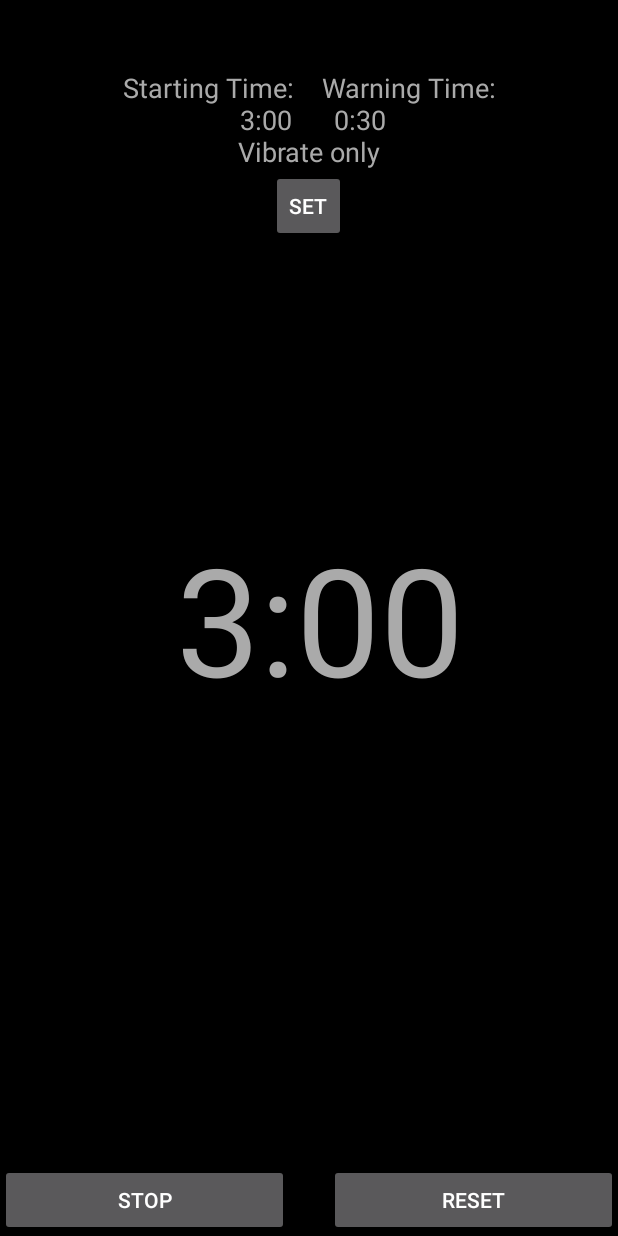
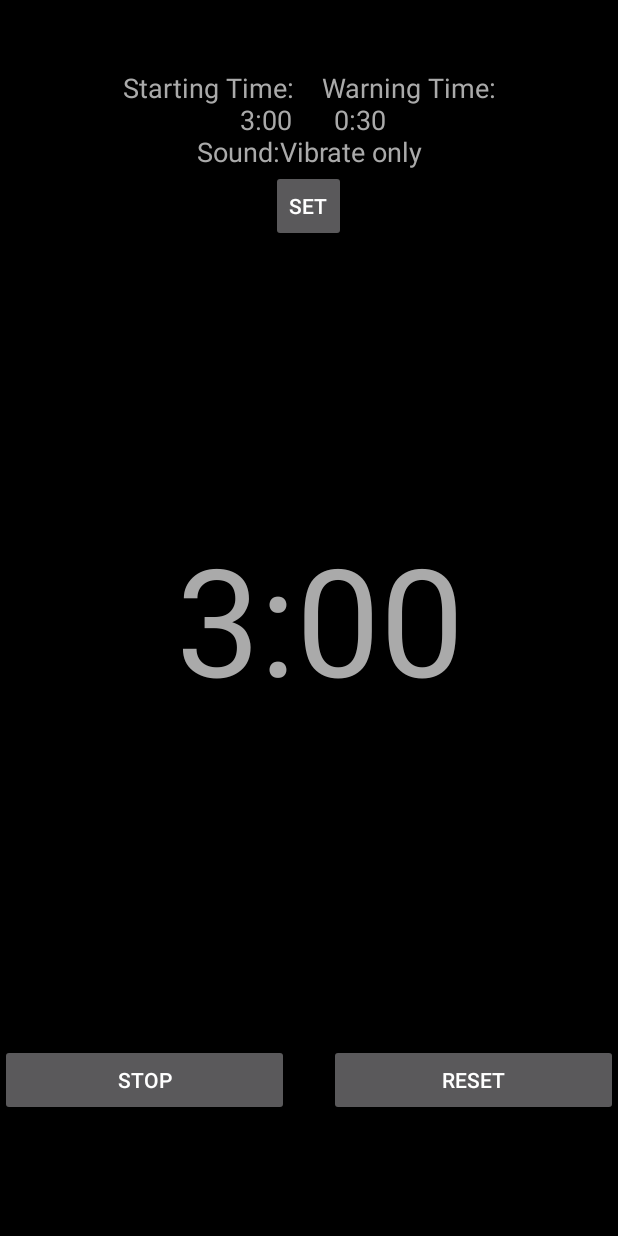
Before and after one commit to cdtoews/MyTimer, an Android app: the TimerActivity screen opened directly, with no data from a screen before it, after a tap on "START", on a phone screen of 412 x 824 dp. Run offline under Robolectric (Android 15) with nearby library versions, the phone set to English and light mode, and no system bars; 4 statements that could not run were skipped.

Commit message:
ctoews: minor cosmetic fixes

```diff
--- a/app/build.gradle
+++ b/app/build.gradle
@@ -13,8 +13,8 @@ android {
         applicationId "com.toews.example.mytimer"
         minSdkVersion 15
         targetSdkVersion 23
-        versionCode 6
-        versionName "2.0"
+        versionCode 7
+        versionName "2.0.1"
     }
     buildTypes {
         release {
--- a/app/src/main/java/com/toews/example/mytimer/TimerActivity.java
+++ b/app/src/main/java/com/toews/example/mytimer/TimerActivity.java
@@ -280,7 +280,7 @@ public class TimerActivity extends Activity implements View.OnClickListener {
         startingTime += "\n";
         try{
             String[] values = getResources().getStringArray(R.array.sound_choices);
-            startingTime += values[(int)soundSetting];
+            startingTime += "Sound:" + values[(int)soundSetting];
         }catch (Exception ex){
             startingTime += "unknown sounds";
         }
@@ -382,16 +382,19 @@ public class TimerActivity extends Activity implements View.OnClickListener {
         @Override
         public void onTick(long millisUntilFinished) {
             //System.out.println("tick,");
-            text.setText(formatMillis(millisUntilFinished));
-            msLeft = millisUntilFinished;
-            if (msLeft < warningTime && !hasWarned) {
+            //round msleft down
+            Double Rounded =        (Math.floor(((double) millisUntilFinished) /1000) * 1000);
+            msLeft = Rounded.longValue();
+            text.setText(formatMillis(msLeft));
+            //msLeft = millisUntilFinished;
+            if (msLeft <= warningTime && !hasWarned) {
                 txtFeedback.setText("WARNING!!!");
                 playSound(mWarningSound);
                 if(vibrateOn) vibrate.vibrate(1000);
                 hasWarned = true;
             }
 
-            if (msLeft < 0) {
+            if (msLeft <= 0) {
                 txtFeedback.setText("Time's up!");
                 if (!overTime) {
                     playSound(mTimeupSound);
--- a/app/src/main/res/layout/activity_timer.xml
+++ b/app/src/main/res/layout/activity_timer.xml
@@ -34,22 +34,24 @@
         android:id="@+id/btnStartStop"
         android:layout_width="fill_parent"
         android:layout_height="wrap_content"
-        android:layout_alignParentBottom="true"
         android:layout_alignParentLeft="true"
         android:text="Start"
         android:layout_toStartOf="@+id/space"
-        android:layout_toLeftOf="@+id/space" />
+        android:layout_toLeftOf="@+id/space"
+        android:layout_above="@+id/bottomSpace"/>
 
     <Button
         android:id="@+id/btnReset"
         android:layout_width="fill_parent"
         android:layout_height="wrap_content"
         android:text="@string/reset"
-        android:layout_alignParentBottom="true"
         android:layout_toEndOf="@+id/space"
         android:minWidth="100dp"
         android:onClick="resetTimer"
+        android:layout_above="@+id/bottomSpace"
         android:layout_toRightOf="@+id/space" />
+
+
 
     <Space
         android:layout_width="40px"
@@ -89,4 +91,13 @@
         android:maxHeight="20dp"
         android:layout_toLeftOf="@+id/btnSet"
         android:layout_alignTop="@id/btnSet"/>
+
+    <Space
+        android:layout_width="fill_parent"
+        android:layout_height="120px"
+        android:layout_alignParentBottom="true"
+        android:layout_centerHorizontal="true"
+        android:id="@+id/bottomSpace" />
+
+
 </RelativeLayout>
```
Also changed, not shown: 1 other file.
